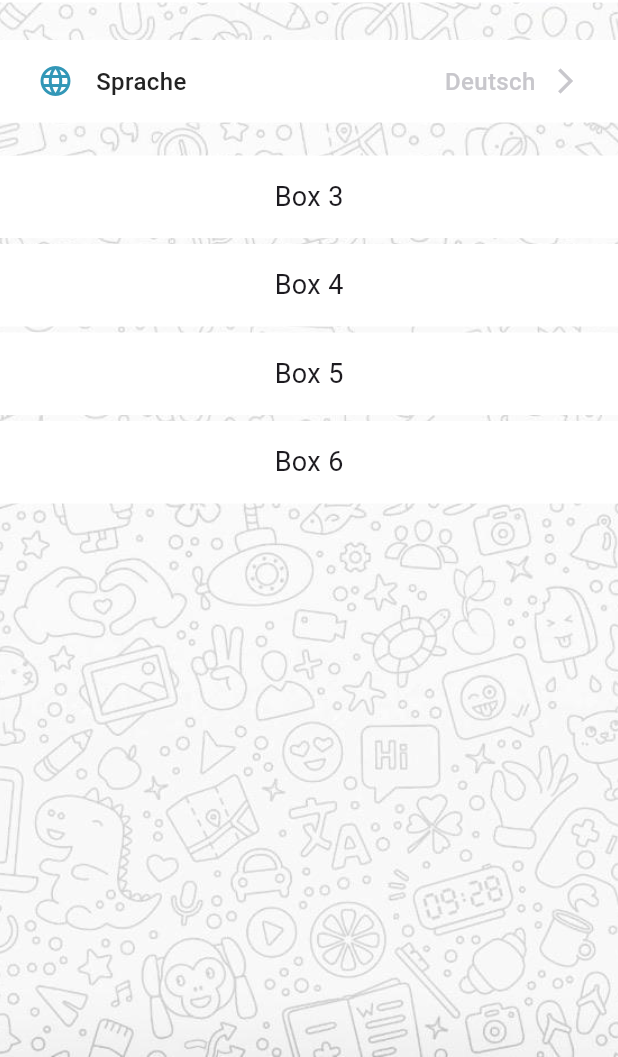
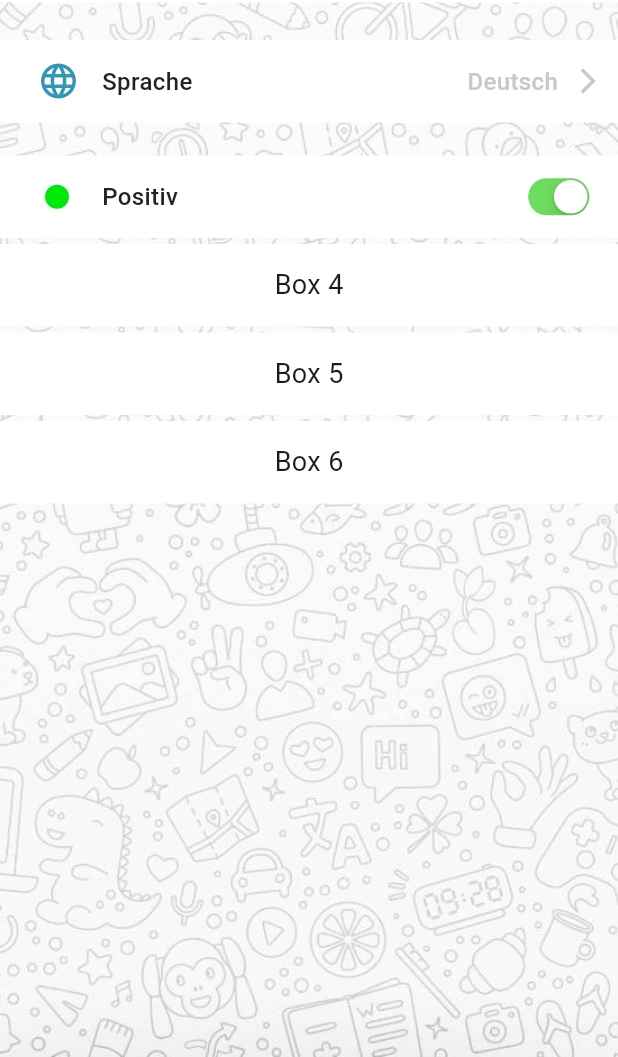
Before and after one commit to melmmarc/kibuddy, a Flutter app: the SettingsPage screen opened directly, on a phone screen of 412 x 824 dp, the part 179-1236 px from its top. Run offline on Flutter 3.47's test engine with Material 3 defaults, Android fonts, the phone set to English and light mode, and no system bars.

Commit message:
filled third settings box

```diff
--- a/kibuddy/lib/screens/settings.dart
+++ b/kibuddy/lib/screens/settings.dart
@@ -1,6 +1,7 @@
 import 'package:flutter/material.dart';
 // ignore: unused_import
 import 'kibuddy.dart';
+import 'package:flutter/cupertino.dart';
 
 class SettingsPage extends StatelessWidget {
   const SettingsPage({super.key});
@@ -104,12 +105,13 @@ itemBuilder: (context, index) {
                       padding: EdgeInsets.only(left: 25), // Add 25px margin to the left
                       child: Icon(
                         Icons.language, // iOS language/world icon
+                        size: 28,
                         color: Color(0xFF3297B7), // Adjust icon color as needed
                       ),
                     ),
                     SizedBox(width: 15), // Add spacing between the icon and the text
                     Text(
-                      'Sprache',
+                      'Sprache', // Change from "Sprache" to "Positiv"
                       style: TextStyle(fontSize: 16, color: Color(0xFF232323), fontWeight: FontWeight.w500),
                     ),
                     Spacer(),
@@ -119,11 +121,44 @@ itemBuilder: (context, index) {
                     ),
                     SizedBox(width: 10), // Add spacing between the text and the arrow
                     Padding(
-                      padding: EdgeInsets.only(right: 25), // Add 25px margin to the right
+                      padding: EdgeInsets.only(right: 10), // Add 10px margin to the right
                       child: Icon(
                         Icons.arrow_forward_ios, // iOS arrow pointing to the right
                         size: 20,
                         color: Color(0xFFC8C7CC), // Adjust icon color as needed
+                      ),
+                    ),
+                  ],
+                )
+              : index == 2
+                  ? Row(
+                      children: [
+                        Padding(
+                          padding: const EdgeInsets.only(left: 30), // Add 25px margin to the left
+                          child: Container(
+                            width: 16, // Adjust the width of the green circle
+                            height: 16, // Adjust the height of the green circle
+                            decoration: const BoxDecoration(
+                              shape: BoxShape.circle,
+                              color: Color(0xFF00E809)
+                            ),
+                          ),
+                        ),
+                        const SizedBox(width: 22), // Add spacing between the green circle and the text
+                        const Text(
+                          'Positiv', // Change from "Sprache" to "Positiv"
+                          style: TextStyle(fontSize: 16, color: Color(0xFF232323), fontWeight: FontWeight.w500),
+                        ),
+                        const Spacer(),
+                        Padding(
+                          padding: const EdgeInsets.only(right: 10), // Add 10px margin to the right
+                          child: Transform.scale(
+                            scale: 0.8, // Adjust the scale to make the switch smaller
+                            child: CupertinoSwitch(
+                              value: true, // Toggle button turned on
+                              onChanged: (value) {}, // Function to handle toggle changes
+                              activeColor: const Color(0xFF6edc5f), // Color of the toggle when turned on
+                            ),
                           ),
                         ),
                       ],
@@ -146,6 +181,9 @@ itemBuilder: (context, index) {
 
 
 
+
+
+
               ),
             ),
           ],
```
Lines whose indentation alone changed are shown as unchanged.
